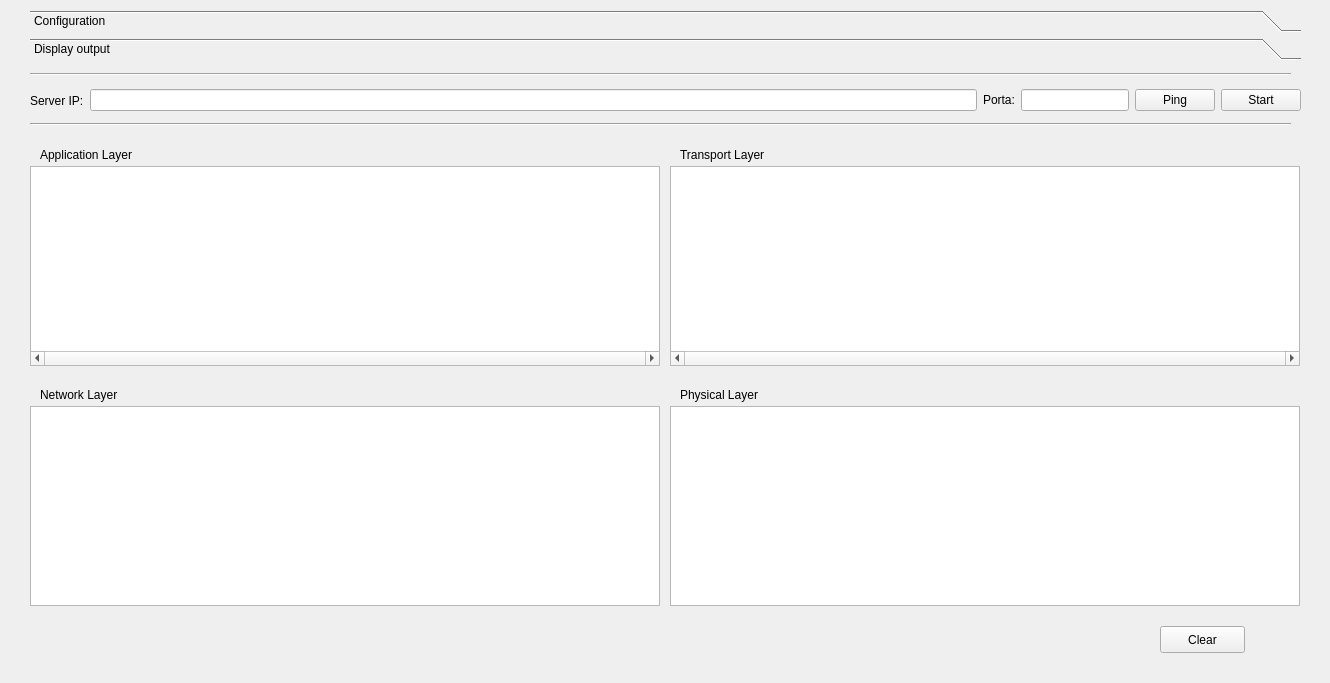
The window that NEW/client.ui (thaisdb/TCC) describes before a commit, drawn with Qt 5.
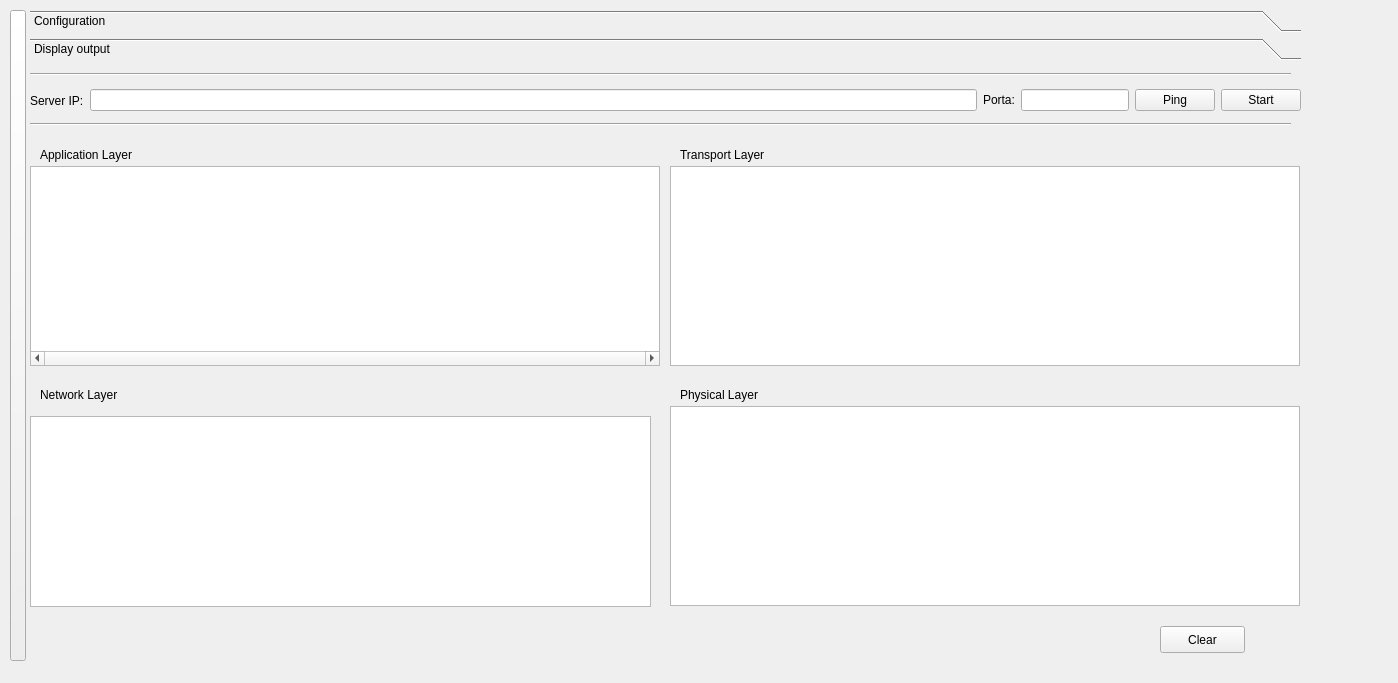
The same window after the commit. Custom widgets are drawn as their Qt base class.

Commit message: router table and interface style

Diff of the .ui file:
```diff
--- a/NEW/client.ui
+++ b/NEW/client.ui
@@ -6,7 +6,7 @@
    <rect>
     <x>0</x>
     <y>0</y>
-    <width>1330</width>
+    <width>1398</width>
     <height>683</height>
    </rect>
   </property>
@@ -334,8 +334,26 @@
        <height>200</height>
       </rect>
      </property>
+     <property name="sizePolicy">
+      <sizepolicy hsizetype="Expanding" vsizetype="Expanding">
+       <horstretch>0</horstretch>
+       <verstretch>0</verstretch>
+      </sizepolicy>
+     </property>
+     <property name="styleSheet">
+      <string notr="true">font: 11pt &quot;Ubuntu Condensed&quot;;</string>
+     </property>
+     <property name="frameShape">
+      <enum>QFrame::StyledPanel</enum>
+     </property>
+     <property name="frameShadow">
+      <enum>QFrame::Raised</enum>
+     </property>
+     <property name="verticalScrollBarPolicy">
+      <enum>Qt::ScrollBarAsNeeded</enum>
+     </property>
      <property name="horizontalScrollBarPolicy">
-      <enum>Qt::ScrollBarAlwaysOn</enum>
+      <enum>Qt::ScrollBarAsNeeded</enum>
      </property>
      <property name="readOnly">
       <bool>true</bool>
@@ -344,8 +362,8 @@
       <string>&lt;!DOCTYPE HTML PUBLIC &quot;-//W3C//DTD HTML 4.0//EN&quot; &quot;http://www.w3.org/TR/REC-html40/strict.dtd&quot;&gt;
 &lt;html&gt;&lt;head&gt;&lt;meta name=&quot;qrichtext&quot; content=&quot;1&quot; /&gt;&lt;style type=&quot;text/css&quot;&gt;
 p, li { white-space: pre-wrap; }
-&lt;/style&gt;&lt;/head&gt;&lt;body style=&quot; font-family:'Ubuntu'; font-size:11pt; font-weight:400; font-style:normal;&quot;&gt;
-&lt;p style=&quot;-qt-paragraph-type:empty; margin-top:0px; margin-bottom:0px; margin-left:0px; margin-right:0px; -qt-block-indent:0; text-indent:0px;&quot;&gt;&lt;br /&gt;&lt;/p&gt;&lt;/body&gt;&lt;/html&gt;</string>
+&lt;/style&gt;&lt;/head&gt;&lt;body style=&quot; font-family:'Ubuntu Condensed'; font-size:11pt; font-weight:400; font-style:normal;&quot;&gt;
+&lt;p style=&quot;-qt-paragraph-type:empty; margin-top:0px; margin-bottom:0px; margin-left:0px; margin-right:0px; -qt-block-indent:0; text-indent:0px; font-family:'Ubuntu';&quot;&gt;&lt;br /&gt;&lt;/p&gt;&lt;/body&gt;&lt;/html&gt;</string>
      </property>
     </widget>
     <widget class="QLabel" name="label_8">
@@ -361,19 +379,6 @@
       <string>Network Layer</string>
      </property>
     </widget>
-    <widget class="QTextEdit" name="networkLOut">
-     <property name="geometry">
-      <rect>
-       <x>0</x>
-       <y>340</y>
-       <width>630</width>
-       <height>200</height>
-      </rect>
-     </property>
-     <property name="readOnly">
-      <bool>true</bool>
-     </property>
-    </widget>
     <widget class="QLabel" name="label_9">
      <property name="geometry">
       <rect>
@@ -413,9 +418,45 @@
       <string>Clear</string>
      </property>
     </widget>
+    <widget class="QTextEdit" name="networkLOut">
+     <property name="geometry">
+      <rect>
+       <x>0</x>
+       <y>350</y>
+       <width>621</width>
+       <height>191</height>
+      </rect>
+     </property>
+    </widget>
    </widget>
   </widget>
+  <widget class="KArrowButton" name="karrowbutton">
+   <property name="geometry">
+    <rect>
+     <x>10</x>
+     <y>10</y>
+     <width>16</width>
+     <height>651</height>
+    </rect>
+   </property>
+   <property name="sizePolicy">
+    <sizepolicy hsizetype="Minimum" vsizetype="Preferred">
+     <horstretch>0</horstretch>
+     <verstretch>1</verstretch>
+    </sizepolicy>
+   </property>
+   <property name="arrowType" stdset="0">
+    <number>3</number>
+   </property>
+  </widget>
  </widget>
+ <customwidgets>
+  <customwidget>
+   <class>KArrowButton</class>
+   <extends>QPushButton</extends>
+   <header>karrowbutton.h</header>
+  </customwidget>
+ </customwidgets>
  <resources/>
  <connections/>
 </ui>
```
The commit also changes 20 other files.
